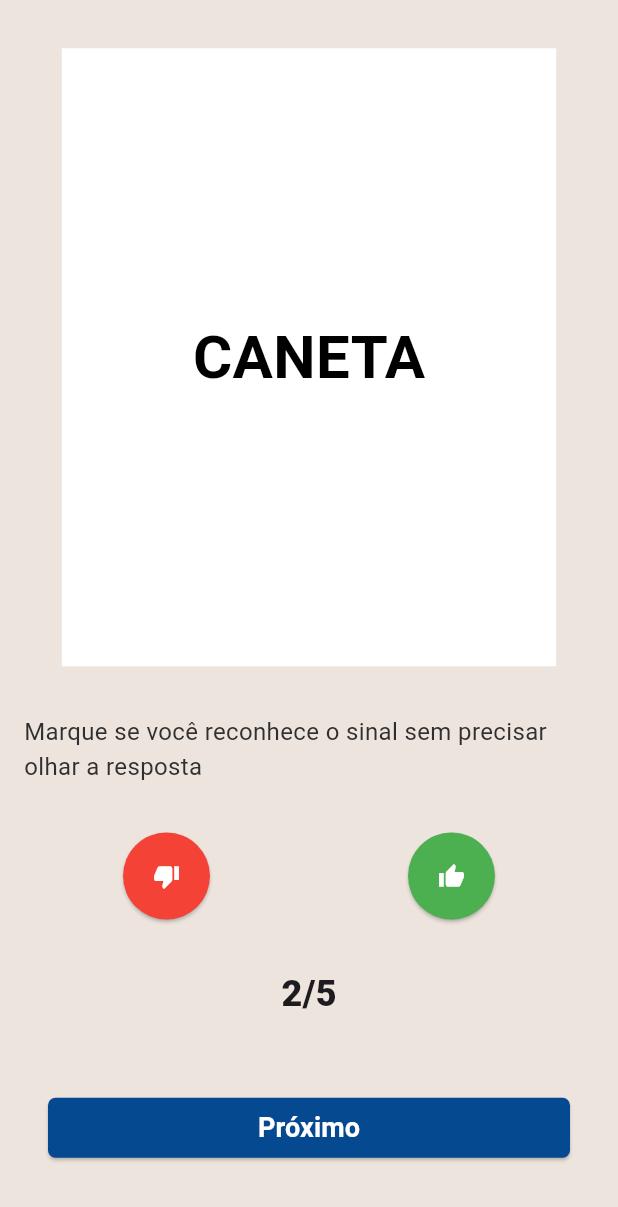
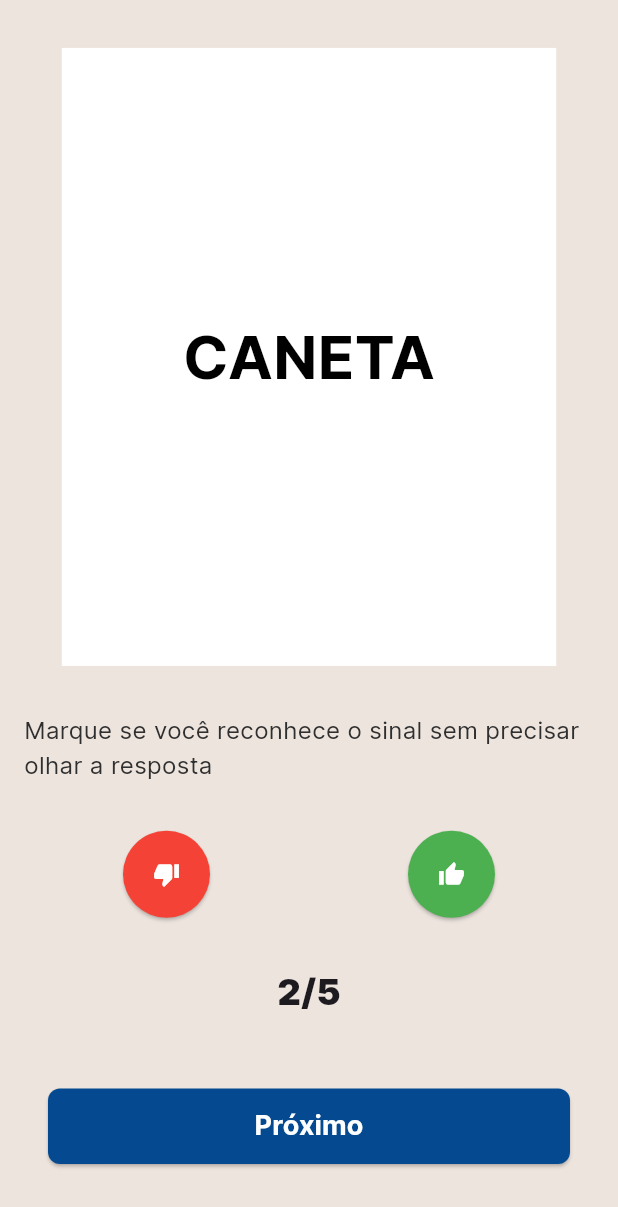
Before and after one commit to Pedro-Bezerra/sinais-flutter, a Flutter app: the LicaoFlashcard screen opened directly, after a tap on the "play arrow" icon, after a tap on the "thumb down" icon, on a phone screen of 412 x 824 dp. Shown: the top 1207 px of the screen. Run offline on Flutter 3.47's test engine with Material 3 defaults, Android fonts, the phone set to English and light mode, and no system bars; our stand-ins replace supabase_flutter, video_player; accounts and stored records are empty.

Commit message:
feat: adicionando as fontes

```diff
--- a/lib/main.dart
+++ b/lib/main.dart
@@ -33,6 +33,7 @@ class MyApp extends StatelessWidget {
         child: MaterialApp(
             title: 'Login',
             theme: ThemeData(
+              fontFamily: 'Inter',
                 scaffoldBackgroundColor: Color.fromARGB(255, 237, 228, 222),
                 navigationBarTheme: NavigationBarThemeData(
                   indicatorColor: Colors.transparent,
--- a/lib/paginas/revisar_page.dart
+++ b/lib/paginas/revisar_page.dart
@@ -65,7 +65,7 @@ class BotaoRevisar extends StatelessWidget {
       height: MediaQuery.sizeOf(context).height * 0.13,
       child: ElevatedButton(
         style: ElevatedButton.styleFrom(
-            backgroundColor: Color.fromARGB(177, 133, 199, 242),
+            backgroundColor: Color.fromARGB(175, 190, 224, 247),
             shape: RoundedRectangleBorder(
               borderRadius: BorderRadius.circular(5.0),
             )),
--- a/lib/widgets/botao_proximo.dart
+++ b/lib/widgets/botao_proximo.dart
@@ -43,12 +43,14 @@ class BotaoNext extends StatelessWidget {
     return Container(
       padding: EdgeInsets.all(16),
       width: MediaQuery.sizeOf(context).width,
+      height: MediaQuery.sizeOf(context).height * 0.1,
       child: ElevatedButton(
-        style: ElevatedButton.styleFrom(
-            backgroundColor: Color.fromARGB(255, 5, 74, 145),
-            shape: RoundedRectangleBorder(
-              borderRadius: BorderRadius.circular(5.0),
-            )),
+         style: ElevatedButton.styleFrom(
+          minimumSize: Size(double.infinity, 50),
+          backgroundColor: Color(0xFF054A91),
+          shape: RoundedRectangleBorder(
+            borderRadius: BorderRadius.circular(8),
+          )),
         onPressed: () {
           if (escolaridade != "") {
             inserirDado(
--- a/lib/widgets/texto_dragging.dart
+++ b/lib/widgets/texto_dragging.dart
@@ -54,7 +54,7 @@ class _TextoDragAndDropState extends State<TextoDragAndDrop> {
         color: borderColor, // Border color based on dropped text
         width: 1.0, // Border width
       ),
-      borderRadius: BorderRadius.circular(15.0), // Border radius
+      borderRadius: BorderRadius.circular(8.0), // Border radius
     );
   }
 
```
Also changed, not shown: pubspec.yaml (+21 -1 lines), fonts/inter/Inter-Black.ttf (added), fonts/inter/Inter-Bold.ttf (added), fonts/inter/Inter-ExtraBold.ttf (added), fonts/inter/Inter-ExtraLight.ttf (added), fonts/inter/Inter-Light.ttf (added), fonts/inter/Inter-Medium.ttf (added), fonts/inter/Inter-Regular.ttf (added), fonts/inter/Inter-SemiBold.ttf (added), fonts/inter/Inter-Thin.ttf (added).
